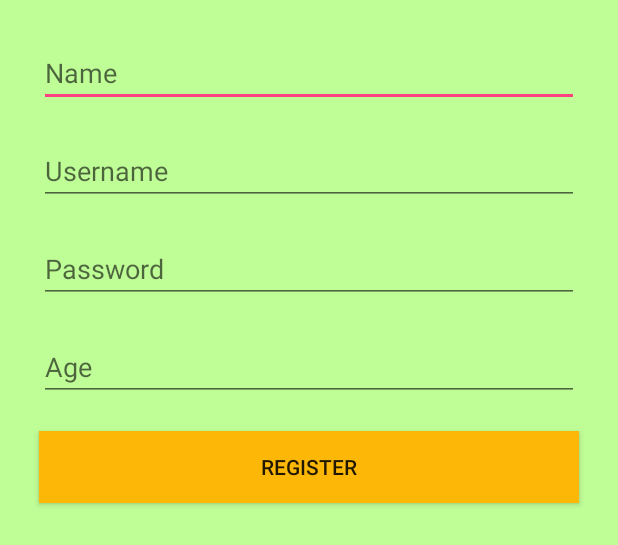
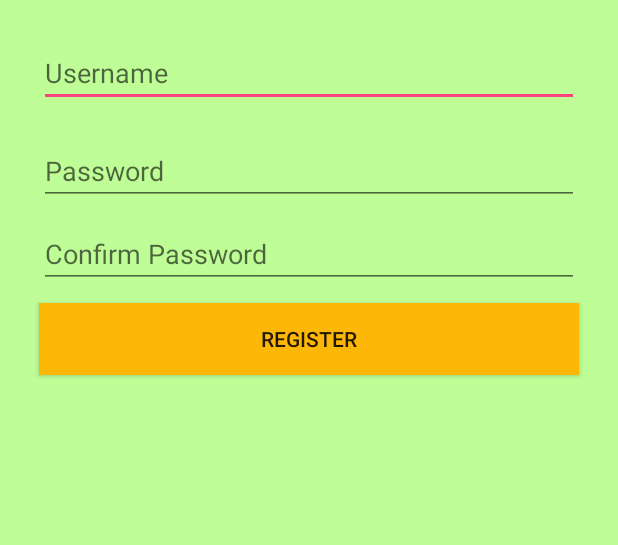
Before and after one commit to fistio/Pumpkin-Vitiuk, an Android app: the layout activity_register1.xml on its own in the app's theme, with its tools: preview values and no code run, on a phone screen of 412 x 824 dp. Shown: the top 545 px of the screen. Run offline under Robolectric (Android 15) with nearby library versions, the phone set to English and light mode, and no system bars.

Commit message:
homework02

```diff
--- a/app/src/main/res/layout/activity_register1.xml
+++ b/app/src/main/res/layout/activity_register1.xml
@@ -17,20 +17,7 @@
         android:layout_height="wrap_content"
         android:inputType="textPersonName"
         android:ems="10"
-        android:layout_alignParentTop="true"
-        android:layout_alignParentStart="true"
-        android:id="@+id/etName"
-        android:layout_alignParentEnd="true"
-        android:hint="@string/reg_name"
-        android:layout_margin="10dp" />
-
-    <EditText
-        android:layout_width="wrap_content"
-        android:layout_height="wrap_content"
-        android:inputType="textPersonName"
-        android:ems="10"
         android:id="@+id/etUsername"
-        android:layout_below="@+id/etName"
         android:layout_alignParentStart="true"
         android:layout_alignParentEnd="true"
         android:hint="@string/reg_username"
@@ -48,18 +35,6 @@
         android:hint="@string/reg_password"
         android:layout_margin="10dp" />
 
-    <EditText
-        android:layout_width="wrap_content"
-        android:layout_height="wrap_content"
-        android:inputType="number"
-        android:ems="10"
-        android:id="@+id/etConfirmPassword"
-        android:layout_below="@+id/etPassword"
-        android:layout_alignParentStart="true"
-        android:layout_alignParentEnd="true"
-        android:hint="@string/reg_age"
-        android:layout_margin="10dp" />
-
     <Button
         android:text="@string/reg_button_register"
         android:layout_width="wrap_content"
@@ -70,4 +45,17 @@
         android:layout_alignParentStart="true"
         android:background="@color/colorPrimary"
         android:layout_margin="10dp" />
+
+    <EditText
+        android:layout_width="wrap_content"
+        android:layout_height="wrap_content"
+        android:inputType="textPassword"
+        android:ems="10"
+        android:id="@+id/etConfirmPassword"
+        android:hint="@string/confirm_password"
+        android:layout_marginLeft="10dp"
+        android:layout_marginRight="10dp"
+        android:layout_below="@+id/etPassword"
+        android:layout_alignParentEnd="true"
+        android:layout_alignParentStart="true" />
 </RelativeLayout>
```
Also changed, not shown: app/src/main/java/com/example/admin/pumpkin/LoginActivity.java (+23 -1 lines), app/src/main/java/com/example/admin/pumpkin/RegisterActivity.java (+17 -0 lines), app/src/main/java/com/example/admin/pumpkin/RegisterActivity1.java (+6 -8 lines), app/src/main/java/com/example/admin/pumpkin/UserAreaActivity.java (+11 -7 lines).
